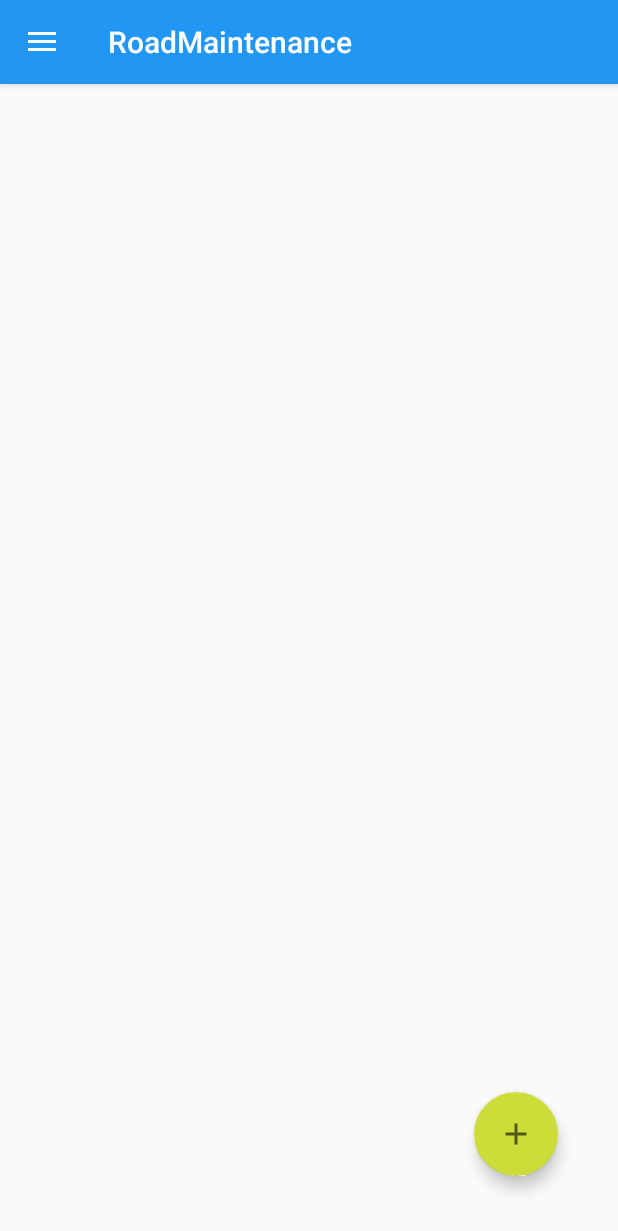
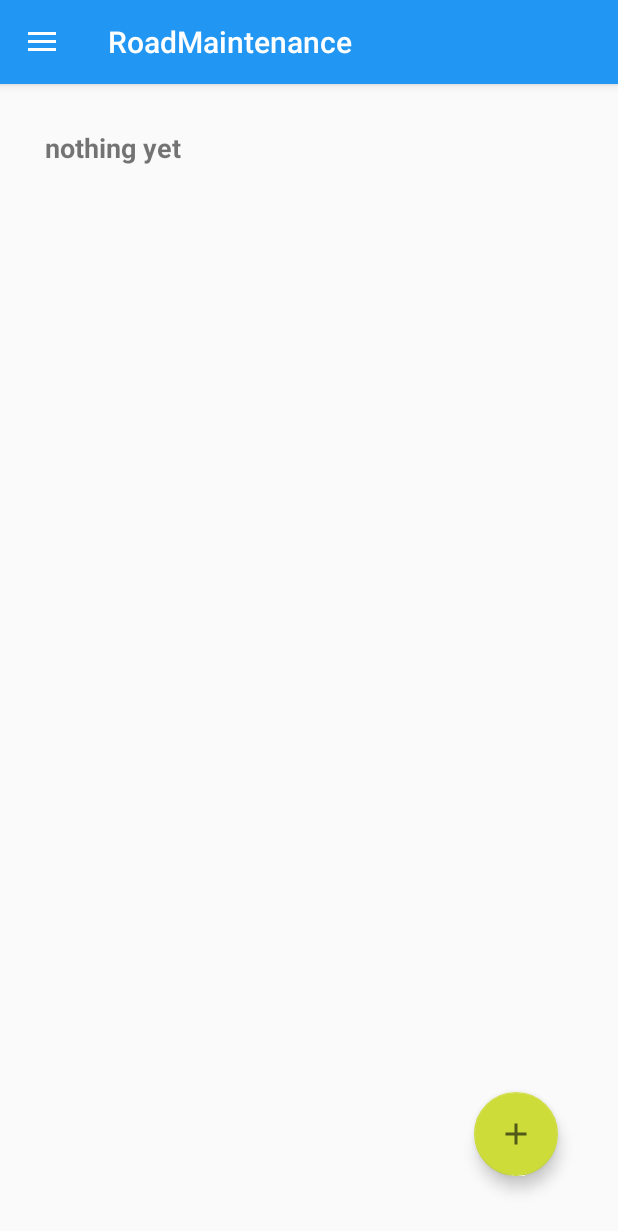
Before and after one commit to beiranvand-karim/mikhak, an Android app: the MainActivity screen opened directly, with no data from a screen before it, after a tap on "create", on a phone screen of 412 x 824 dp. Shown: the top 1231 px of the screen. Run offline under Robolectric (Android 15) with nearby library versions, the phone set to English and light mode, and no system bars; 3 statements that could not run were skipped.

Commit message:
load data and sava in sql lite database

```diff
--- a/app/src/main/AndroidManifest.xml
+++ b/app/src/main/AndroidManifest.xml
@@ -1,6 +1,8 @@
 <?xml version="1.0" encoding="utf-8"?>
 <manifest xmlns:android="http://schemas.android.com/apk/res/android"
     package="com.example.roadmaintenance">
+
+    <uses-permission android:name="android.permission.READ_EXTERNAL_STORAGE"/>
 
     <application
         android:allowBackup="true"
--- /dev/null
+++ b/app/src/main/java/com/example/roadmaintenance/FloatingButton.kt
@@ -0,0 +1,57 @@
+package com.example.roadmaintenance
+
+import android.content.pm.PackageManager
+import android.view.View
+import android.widget.Toast
+import androidx.activity.result.contract.ActivityResultContracts
+import com.example.roadmaintenance.models.Road
+import com.example.roadmaintenance.processor.CSVProcessor
+import com.example.roadmaintenance.repositories.DataRepository
+
+class FloatingButton(
+    private val activity: MainActivity,
+    private val dataRepository: DataRepository
+) {
+
+    private lateinit var csvProcessor: CSVProcessor
+
+
+    var road: Road? = null
+
+    fun onCreateContents() {
+        val fab: View = activity.findViewById(R.id.fab)
+        val getFilesData =
+            activity.registerForActivityResult(ActivityResultContracts.OpenDocument()) { value ->
+                val inputStream = activity.contentResolver.openInputStream(value)
+                csvProcessor = CSVProcessor(inputStream)
+                road = csvProcessor.readCsv()
+                dataRepository.insertData(road!!)
+                activity.fetchDataFromDataBase()
+            }
+        fab.setOnClickListener {
+            if (checkForPermissions()) {
+                getFilesData.launch(null)
+            } else {
+                requestForPermissions()
+            }
+        }
+
+    }
+
+    fun checkForPermissions(): Boolean {
+        if (activity.checkSelfPermission(android.Manifest.permission.READ_EXTERNAL_STORAGE)
+            == PackageManager.PERMISSION_GRANTED
+        ) return true
+        return false
+    }
+
+    fun requestForPermissions() {
+        var permission = arrayOf(android.Manifest.permission.READ_EXTERNAL_STORAGE)
+        activity.requestPermissions(permission, 1)
+        if (checkForPermissions()) onCreateContents()
+        else {
+            Toast.makeText(activity.applicationContext, "Please allow access", Toast.LENGTH_LONG)
+                .show()
+        }
+    }
+}
--- a/app/src/main/java/com/example/roadmaintenance/Globals.kt
+++ b/app/src/main/java/com/example/roadmaintenance/Globals.kt
@@ -5,3 +5,5 @@ const val ID = "ID"
 const val USERNAME = "USERNAME"
 const val PASSWORD = "PASSWORD"
 const val USER_PREFERENCES = "USER_PREFERENCES"
+const val TRANSPORTATION_DATABASE = "TRANSPORTATION_DATABASE"
+const val TRANSPORTATION_TABLE = "TRANSPORTATION_TABLE"
--- a/app/src/main/java/com/example/roadmaintenance/LoadData.kt
+++ /dev/null
@@ -1,20 +0,0 @@
-package com.example.roadmaintenance
-
-import android.view.View
-import android.widget.Toast
-import androidx.activity.result.contract.ActivityResultContracts
-
-class LoadData(private val activity: MainActivity) {
-
-    fun onCreateContents() {
-        val fab: View = activity.findViewById(R.id.fab)
-        val getPreviewImage =
-            activity.registerForActivityResult(ActivityResultContracts.OpenMultipleDocuments()) { value ->
-                Toast.makeText(activity.applicationContext, value.last().path,Toast.LENGTH_LONG).show()
-            }
-        fab.setOnClickListener {
-            getPreviewImage.launch(null)
-        }
-
-    }
-}
--- a/app/src/main/java/com/example/roadmaintenance/LoginPage.kt
+++ b/app/src/main/java/com/example/roadmaintenance/LoginPage.kt
@@ -6,7 +6,7 @@ import android.os.Bundle
 import android.view.View
 import android.widget.*
 import com.example.roadmaintenance.models.User
-import com.example.roadmaintenance.repository.UserRepository
+import com.example.roadmaintenance.repositories.UserRepository
 
 class LoginPage : AppCompatActivity() {
 
--- a/app/src/main/java/com/example/roadmaintenance/MainActivity.kt
+++ b/app/src/main/java/com/example/roadmaintenance/MainActivity.kt
@@ -2,21 +2,23 @@ package com.example.roadmaintenance
 
 import android.content.Intent
 import android.content.SharedPreferences
+import android.database.Cursor
 import androidx.appcompat.app.AppCompatActivity
 import android.os.Bundle
 import android.view.MenuItem
-import android.widget.EditText
 import android.widget.TextView
 import android.widget.Toast
 import androidx.appcompat.app.ActionBarDrawerToggle
 import androidx.drawerlayout.widget.DrawerLayout
+import com.example.roadmaintenance.models.LightPostSideEnum
 import com.example.roadmaintenance.models.User
-import com.example.roadmaintenance.repository.UserRepository
+import com.example.roadmaintenance.repositories.DataRepository
+import com.example.roadmaintenance.repositories.UserRepository
 import com.google.android.material.navigation.NavigationView
 
 class MainActivity : AppCompatActivity() {
 
-    private lateinit var loadData: LoadData
+    private lateinit var floatingButton: FloatingButton
     private lateinit var userRepository: UserRepository
     private lateinit var sharedPreferences: SharedPreferences
     private lateinit var extras: Bundle
@@ -24,6 +26,7 @@ class MainActivity : AppCompatActivity() {
     private lateinit var navView: NavigationView
     private lateinit var toggle: ActionBarDrawerToggle
     private lateinit var user: User
+    private lateinit var dataRepository: DataRepository
 
     override fun onCreate(savedInstanceState: Bundle?) {
         super.onCreate(savedInstanceState)
@@ -32,6 +35,17 @@ class MainActivity : AppCompatActivity() {
         sharedPreferences = getSharedPreferences(USER_PREFERENCES, MODE_PRIVATE)
         userRepository = UserRepository(sharedPreferences)
 
+        dataRepository = DataRepository(
+            openOrCreateDatabase(
+                TRANSPORTATION_DATABASE,
+                MODE_PRIVATE, null
+            )
+        )
+
+        fetchDataFromDataBase()
+
+        val dataBase = openOrCreateDatabase(TRANSPORTATION_DATABASE, MODE_PRIVATE, null)
+        dataRepository = DataRepository(dataBase)
 
         if (!intent.extras!!.isEmpty) {
             extras = intent.extras!!
@@ -46,8 +60,29 @@ class MainActivity : AppCompatActivity() {
 
         onCreateNavigationBar()
 
-        loadData = LoadData(this)
-        loadData.onCreateContents()
+        floatingButton = FloatingButton(this,dataRepository)
+        floatingButton.onCreateContents()
+    }
+
+    fun fetchDataFromDataBase() {
+        var roadView = findViewById<TextView>(R.id.road_data)
+        if (dataRepository.checkDataBase()) {
+            var data = dataRepository.retrieveAllData()
+            var lightPostSideEnum =
+                if (data!!.lightPost.electricalPostSides == LightPostSideEnum.ONE_SIDE) "One Side"
+                else "Two side"
+
+            roadView.setText(
+                "location : ${data!!.location} \n" + "width : ${data!!.width} KM"
+                        + " \n distance between each light post : ${data.distanceEachLightPost} M"
+                        + "\n \n light posts \n \n " + "light post height : ${data.lightPost.height} M"
+                        + "\n light post power : ${data.lightPost.power} W"
+                        + "\n light production type : ${data.lightPost.lightProductionType}"
+                        + "\n light post sides : ${lightPostSideEnum}"
+            )
+        } else {
+            roadView.setText("nothing yet")
+        }
     }
 
     fun saveUserInfo() {
@@ -70,10 +105,9 @@ class MainActivity : AppCompatActivity() {
             when (it.itemId) {
                 R.id.open_action -> Toast.makeText(
                     applicationContext,
-                    "open",
+                    "Open files",
                     Toast.LENGTH_SHORT
-                )
-                    .show()
+                ).show()
                 R.id.setting_action -> Toast.makeText(
                     applicationContext,
                     "settings",
@@ -100,6 +134,7 @@ class MainActivity : AppCompatActivity() {
         }
         var loginIntent = Intent(applicationContext, LoginPage::class.java)
         startActivity(loginIntent)
+        finish()
     }
 
     override fun onOptionsItemSelected(item: MenuItem): Boolean {
--- a/app/src/main/java/com/example/roadmaintenance/models/LightPostSideEnum.kt
+++ /dev/null
@@ -1,6 +0,0 @@
-package com.example.roadmaintenance.models
-
-enum class LightPostSideEnum {
-    ONE_SIDE,
-    TWO_SIDES
-}
--- a/app/src/main/java/com/example/roadmaintenance/repository/UserRepository.kt
+++ b/app/src/main/java/com/example/roadmaintenance/repositories/UserRepository.kt
@@ -1,4 +1,4 @@
-package com.example.roadmaintenance.repository
+package com.example.roadmaintenance.repositories
 
 import android.content.SharedPreferences
 import com.example.roadmaintenance.ID
@@ -10,7 +10,7 @@ class UserRepository(
     private val sharedPreferences: SharedPreferences
 ) {
 
-    private lateinit var editor: SharedPreferences.Editor
+    private val editor: SharedPreferences.Editor = sharedPreferences.edit()
 
     fun validateUser(): Boolean {
         if (sharedPreferences.contains(ID) &&
@@ -23,7 +23,6 @@ class UserRepository(
     }
 
     fun addUser(user: User) {
-        editor = sharedPreferences.edit()
         editor.putInt(ID, user.id)
         editor.putString(USERNAME, user.name)
         editor.putString(PASSWORD, user.password)
--- a/app/src/main/res/layout/main_content.xml
+++ b/app/src/main/res/layout/main_content.xml
@@ -1,18 +1,10 @@
 <?xml version="1.0" encoding="utf-8"?>
 <androidx.coordinatorlayout.widget.CoordinatorLayout xmlns:android="http://schemas.android.com/apk/res/android"
     xmlns:app="http://schemas.android.com/apk/res-auto"
+    xmlns:tools="http://schemas.android.com/tools"
     android:layout_width="match_parent"
     android:layout_height="match_parent">
 
-    <TextView
-        android:layout_width="wrap_content"
-        android:layout_height="wrap_content"
-        android:layout_marginEnd=".5dp"
-        android:layout_marginBottom=".5dp"
-        app:layout_constraintBottom_toBottomOf="parent"
-        app:layout_constraintEnd_toEndOf="parent"
-        app:layout_constraintStart_toStartOf="parent"
-        app:layout_constraintTop_toTopOf="parent" />
     <!--        this is your main page of application-->
     <com.google.android.material.floatingactionbutton.FloatingActionButton
         android:id="@+id/fab"
@@ -22,4 +14,22 @@
         android:layout_gravity="bottom|right"
         android:layout_margin="40dp"
         android:contentDescription="create" />
+
+    <androidx.constraintlayout.widget.ConstraintLayout
+        android:layout_width="match_parent"
+        android:layout_height="match_parent"
+        android:layout_margin="30dp">
+
+        <TextView
+            android:id="@+id/road_data"
+            android:layout_width="0dp"
+            android:layout_height="0dp"
+            android:textSize="18sp"
+            android:textStyle="bold"
+            app:layout_constraintBottom_toBottomOf="parent"
+            app:layout_constraintEnd_toEndOf="parent"
+            app:layout_constraintStart_toStartOf="parent"
+            app:layout_constraintTop_toTopOf="parent" />
+    </androidx.constraintlayout.widget.ConstraintLayout>
+
 </androidx.coordinatorlayout.widget.CoordinatorLayout>
```
Also changed, not shown: app/src/main/java/com/example/roadmaintenance/models/LightPost.kt (renamed from app/src/main/java/com/example/roadmaintenance/models/Path.kt, +6 -4 lines), app/src/main/java/com/example/roadmaintenance/models/Road.kt (added, +9 -0 lines), app/src/main/java/com/example/roadmaintenance/processor/CSVProcessor.kt (added, +34 -0 lines), app/src/main/java/com/example/roadmaintenance/repositories/DataRepository.kt (added, +92 -0 lines).
